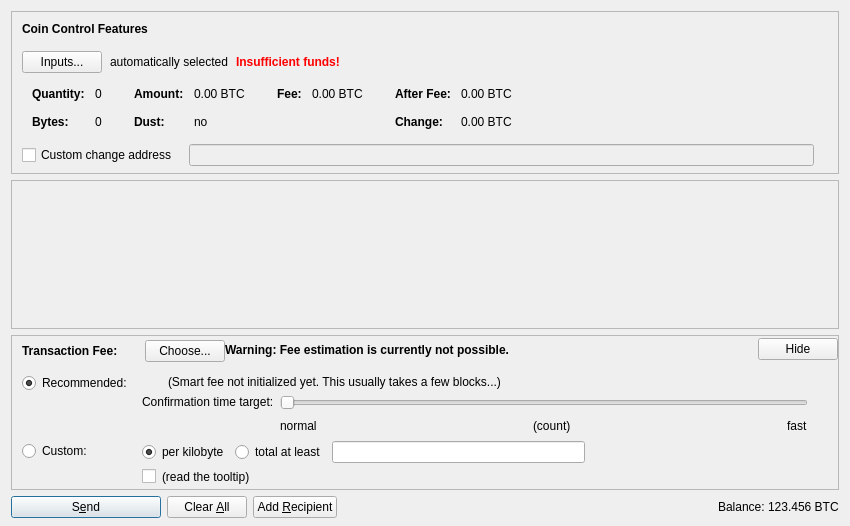
Old version of the form src/qt/forms/sendcoinsdialog.ui in the repository firoorg/firo.
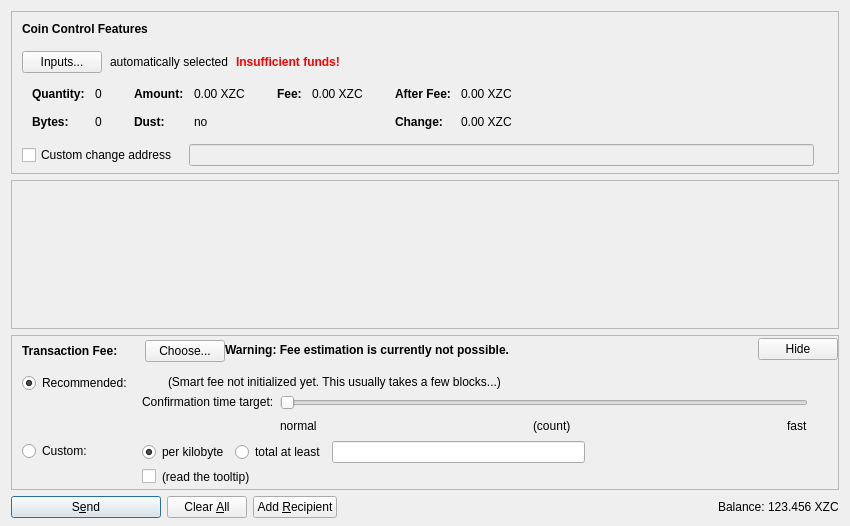
New version of the form. Icons and pictures are not drawn. Custom widgets are drawn as their Qt base class.

Patch:
```diff
--- a/src/qt/forms/sendcoinsdialog.ui
+++ b/src/qt/forms/sendcoinsdialog.ui
@@ -324,7 +324,7 @@
                   <enum>Qt::ActionsContextMenu</enum>
                  </property>
                  <property name="text">
-                  <string notr="true">0.00 BTC</string>
+                  <string notr="true">0.00 XZC</string>
                  </property>
                  <property name="textInteractionFlags">
                   <set>Qt::LinksAccessibleByMouse|Qt::TextSelectableByKeyboard|Qt::TextSelectableByMouse</set>
@@ -404,7 +404,7 @@
                   <enum>Qt::ActionsContextMenu</enum>
                  </property>
                  <property name="text">
-                  <string notr="true">0.00 BTC</string>
+                  <string notr="true">0.00 XZC</string>
                  </property>
                  <property name="textInteractionFlags">
                   <set>Qt::LinksAccessibleByMouse|Qt::TextSelectableByKeyboard|Qt::TextSelectableByMouse</set>
@@ -455,7 +455,7 @@
                   <enum>Qt::ActionsContextMenu</enum>
                  </property>
                  <property name="text">
-                  <string notr="true">0.00 BTC</string>
+                  <string notr="true">0.00 XZC</string>
                  </property>
                  <property name="textInteractionFlags">
                   <set>Qt::LinksAccessibleByMouse|Qt::TextSelectableByKeyboard|Qt::TextSelectableByMouse</set>
@@ -484,7 +484,7 @@
                   <enum>Qt::ActionsContextMenu</enum>
                  </property>
                  <property name="text">
-                  <string notr="true">0.00 BTC</string>
+                  <string notr="true">0.00 XZC</string>
                  </property>
                  <property name="textInteractionFlags">
                   <set>Qt::LinksAccessibleByMouse|Qt::TextSelectableByKeyboard|Qt::TextSelectableByMouse</set>
@@ -1312,7 +1312,7 @@
           <cursorShape>IBeamCursor</cursorShape>
          </property>
          <property name="text">
-          <string notr="true">123.456 BTC</string>
+          <string notr="true">123.456 XZC</string>
          </property>
          <property name="textInteractionFlags">
           <set>Qt::LinksAccessibleByMouse|Qt::TextSelectableByKeyboard|Qt::TextSelectableByMouse</set>
```
